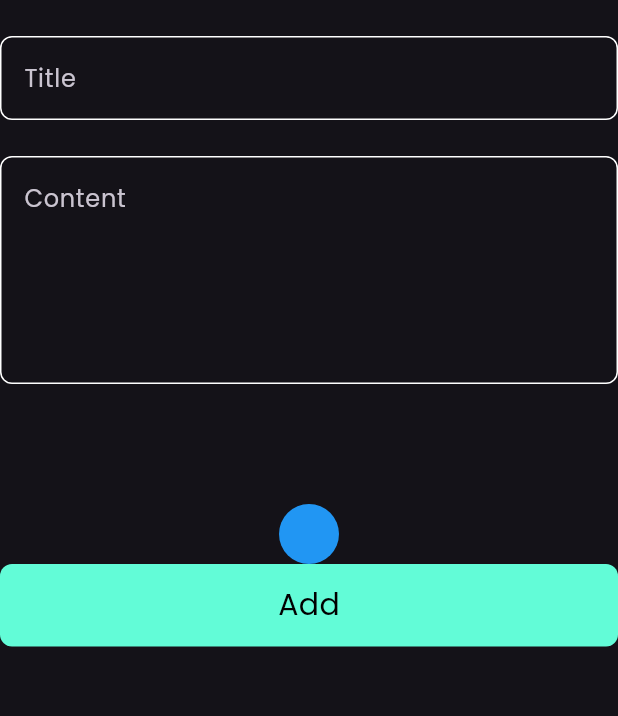
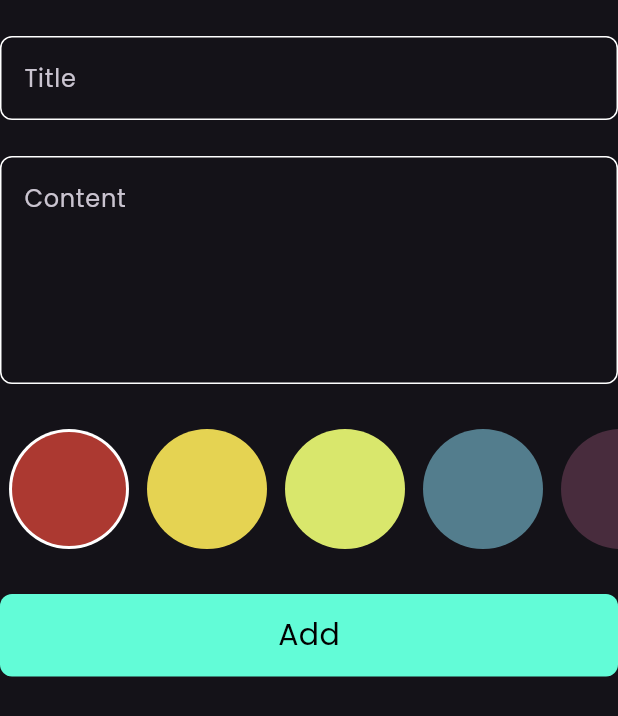
Before and after one commit to Hussein891/notes_app, a Flutter app: the AddNoteForm widget shown alone on an empty page, opened directly, on a phone screen of 412 x 824 dp. Shown: the top 716 px of the screen. Run offline on Flutter 3.47's test engine with Material 3 defaults, Android fonts, the phone set to English and light mode, and no system bars; our stand-ins replace bloc, flutter_bloc, font_awesome_flutter, hive, hive_flutter; accounts and stored records are empty.

Commit message:
clolrs list vi part 2

```diff
--- a/lib/views/widgets/add_notes_form.dart
+++ b/lib/views/widgets/add_notes_form.dart
@@ -47,9 +47,12 @@ class _AddNoteFormState extends State<AddNoteForm> {
           },
         ),
         SizedBox(
-          height: 80,
+          height: 30,
         ),
         ColorsListView(),
+        SizedBox(
+          height: 30,
+        ),
         BlocBuilder<AddNotesCubit, AddNotesState>(
           builder: (context, state) {
             return CustomBottom(
--- a/lib/views/widgets/colors_list_view.dart
+++ b/lib/views/widgets/colors_list_view.dart
@@ -1,28 +1,66 @@
 import 'package:flutter/material.dart';
 
 class ColorItem extends StatelessWidget {
-  const ColorItem({super.key});
-
+  const ColorItem({super.key, required this.isActive, required this.color});
+  final bool isActive;
+  final Color color;
   @override
   Widget build(BuildContext context) {
-    return CircleAvatar(
-      radius: 20,
-      backgroundColor: Colors.blue,
-    );
+    return isActive
+        ? CircleAvatar(
+            radius: 40,
+            backgroundColor: Colors.white,
+            child: CircleAvatar(
+              radius: 38,
+              backgroundColor: color,
+            ),
+          )
+        : CircleAvatar(
+            radius: 40,
+            backgroundColor: color,
+          );
   }
 }
 
-class ColorsListView extends StatelessWidget {
+class ColorsListView extends StatefulWidget {
   const ColorsListView({super.key});
 
   @override
+  State<ColorsListView> createState() => _ColorsListViewState();
+}
+
+class _ColorsListViewState extends State<ColorsListView> {
+  int currenTndx = 0;
+  List<Color> colors = [
+    Color(0xffAC3931),
+    Color(0xffE5D352),
+    Color(0xffD9E76C),
+    Color(0xff537D8D),
+    Color(0xff482C3D),
+    Color(0xffE5D352),
+    Color(0xffAC3931),
+  ];
+  @override
   Widget build(BuildContext context) {
     return SizedBox(
-      height: 20 * 2,
+      height: 40 * 2,
       child: ListView.builder(
-          itemCount: 8,
+          itemCount: colors.length,
+          scrollDirection: Axis.horizontal,
           itemBuilder: (context, index) {
-            return ColorItem();
+            return Padding(
+              padding: const EdgeInsets.symmetric(horizontal: 6),
+              child: GestureDetector(
+                onTap: () {
+                  currenTndx = index;
+                  setState(() {});
+                },
+                child: ColorItem(
+                  color: colors[index],
+                  isActive: currenTndx == index,
+                ),
+              ),
+            );
           }),
     );
   }
```
